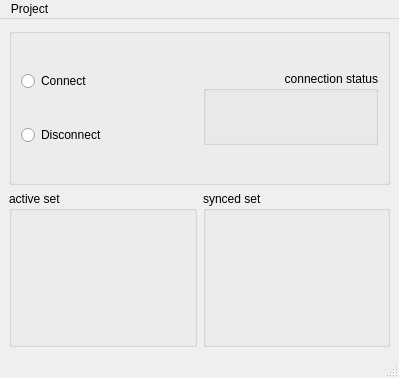
Above: nuRMainWindow.ui from ProfNitz/nuRay before the change. Below: the same form after it.
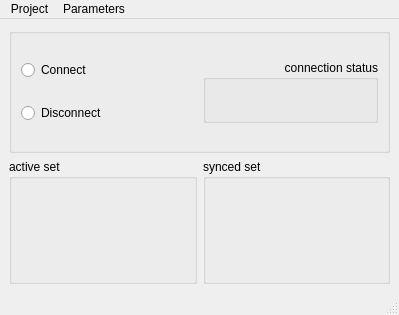
That is the form after the change.

Commit message:
If you load a parameterset you can select which parameters to load from a list
a list opens when you are going to load a parameterset. the parameters already existing in your project are preselected. if you select more, the rest of the parameters is generated.

What changed in the file:
```diff
--- a/nuRMainWindow.ui
+++ b/nuRMainWindow.ui
@@ -7,7 +7,7 @@
     <x>0</x>
     <y>0</y>
     <width>399</width>
-    <height>378</height>
+    <height>315</height>
    </rect>
   </property>
   <property name="sizePolicy">
@@ -154,12 +154,21 @@
     <addaction name="actionSave_As"/>
     <addaction name="actionOpen"/>
     <addaction name="separator"/>
+    <addaction name="actionClose_Project"/>
+   </widget>
+   <widget class="QMenu" name="menuParameters">
+    <property name="title">
+     <string>Parameters</string>
+    </property>
+    <addaction name="actionParameters_2"/>
+    <addaction name="separator"/>
     <addaction name="actionSave_Parameters"/>
     <addaction name="actionLoad_Parameters"/>
     <addaction name="separator"/>
     <addaction name="actionClose_Project"/>
    </widget>
    <addaction name="menuProject"/>
+   <addaction name="menuParameters"/>
   </widget>
   <widget class="QStatusBar" name="statusbar"/>
   <action name="actionSignals">
```
Left out of the diff: 26 changed lines with no effect on the pictures. The commit also changes 2 other files.
